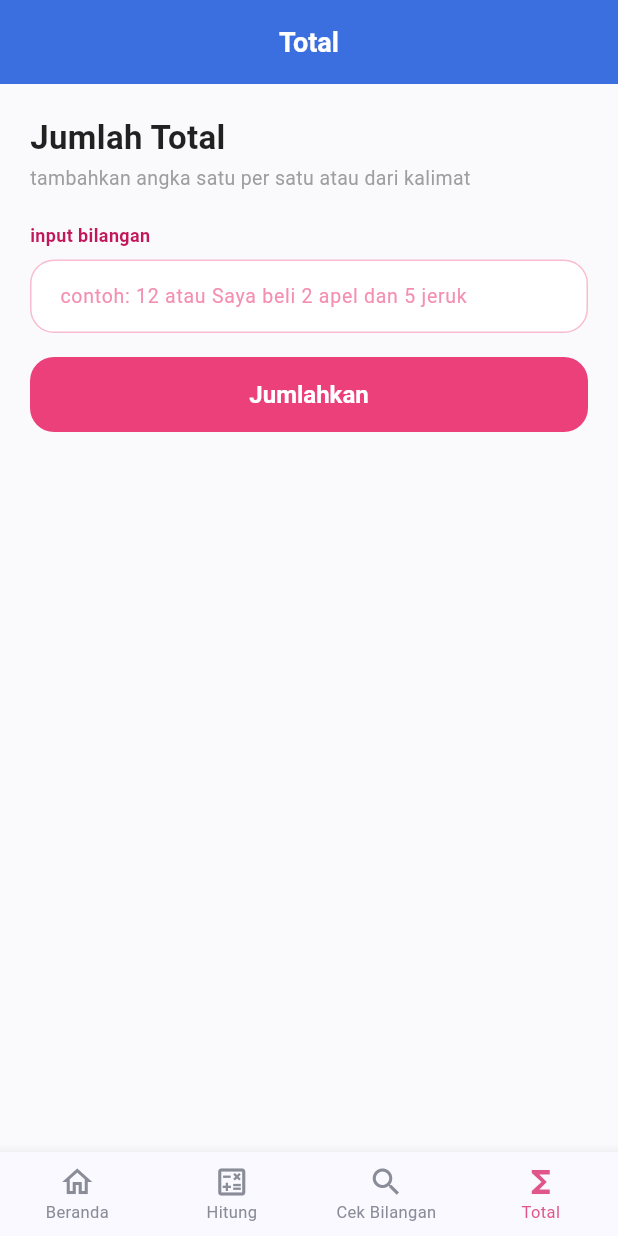
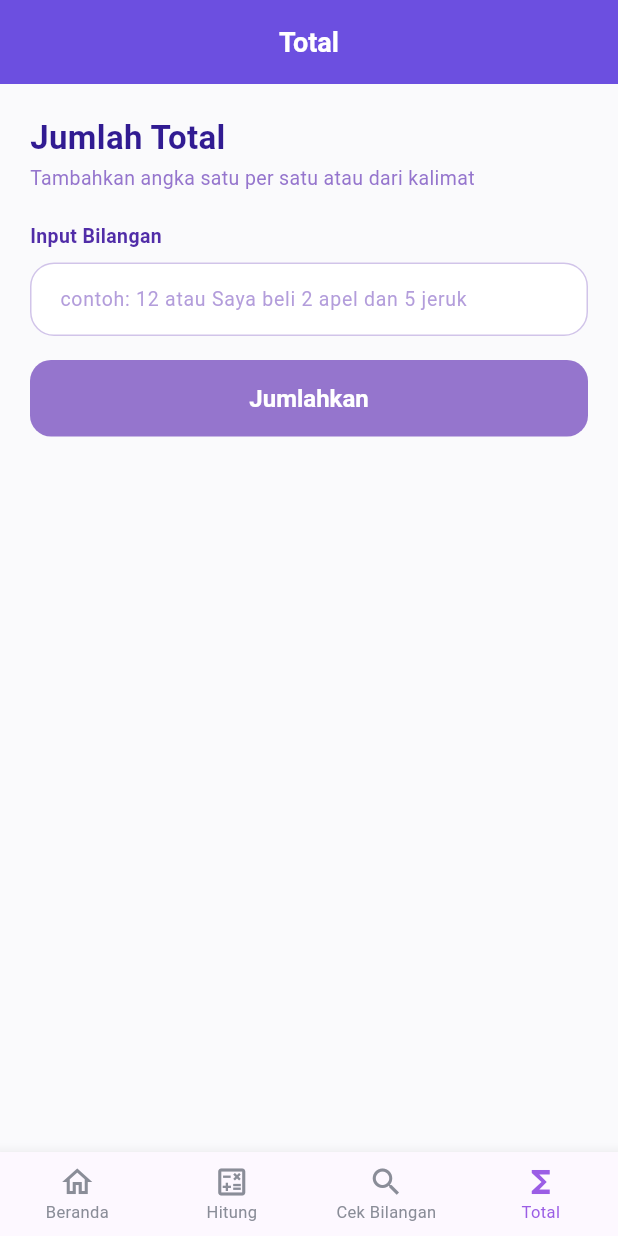
Before and after one commit to karinarinv/TUGAS-MOBILE, a Flutter app: the MainNav screen opened directly, item 4 of the bottom bar chosen, on a phone screen of 412 x 824 dp. Run offline on Flutter 3.47's test engine with Material 3 defaults, Android fonts, the phone set to English and light mode, and no system bars.

Commit message:
update : style

```diff
--- a/lib/main.dart
+++ b/lib/main.dart
@@ -11,10 +11,10 @@ void main() {
 
 // Warna utama aplikasi, dipakai bersama di semua halaman
 class AppColors {
-  static const Color blue = Color(0xFF3B6FE0);
-  static const Color blueLight = Color(0xFFEAF1FF);
-  static const Color pink = Color(0xFFE0568A);
-  static const Color pinkLight = Color(0xFFFCE8F0);
+  static const Color blue = Color(0xFF6C4FE0);       // ungu utama
+  static const Color blueLight = Color(0xFFF0EAFF);  // ungu muda (background/soft)
+  static const Color pink = Color(0xFF9B5DE5);        // ungu aksen (lebih terang)
+  static const Color pinkLight = Color(0xFFF3E8FC);   // ungu aksen muda
   static const Color background = Color(0xFFFAFAFC);
   static const Color textPrimary = Color(0xFF262832);
   static const Color textSecondary = Color(0xFF8A8D98);
@@ -32,8 +32,8 @@ class MyApp extends StatelessWidget {
         useMaterial3: true,
         scaffoldBackgroundColor: AppColors.background,
         colorScheme: ColorScheme.fromSeed(
-          seedColor: const Color.fromARGB(255, 194, 212, 249),
-          primary: const Color.fromARGB(255, 165, 194, 255),
+          seedColor: const Color(0xFF6C4FE0),
+          primary: const Color(0xFF8B6FF0),
           secondary: AppColors.pink,
         ),
         appBarTheme: const AppBarTheme(
--- a/lib/screens/total_page.dart
+++ b/lib/screens/total_page.dart
@@ -1,3 +1,4 @@
+// total_page.dart
 import 'package:flutter/material.dart';
 
 class TotalPage extends StatefulWidget {
@@ -25,7 +26,6 @@ class _TotalPageState extends State<TotalPage> {
       return;
     }
 
-    // Mengambil semua digit angka (0-9) dari teks input
     RegExp regExp = RegExp(r'\d');
     Iterable<Match> matches = regExp.allMatches(input);
 
@@ -62,102 +62,93 @@ class _TotalPageState extends State<TotalPage> {
       child: Column(
         crossAxisAlignment: CrossAxisAlignment.start,
         children: [
-          // Header Judul
-          Row(
-            children: const [
           Text(
             'Jumlah Total',
             style: TextStyle(
               fontSize: 22,
               fontWeight: FontWeight.bold,
-                  color: Colors.black87,
+              color: Colors.deepPurple[900],
             ),
           ),
-              SizedBox(width: 6),
-
-            ],
-          ),
           const SizedBox(height: 2),
-          const Text(
-            'tambahkan angka satu per satu atau dari kalimat',
-            style: TextStyle(color: Colors.grey, fontSize: 13),
+          Text(
+            'Tambahkan angka satu per satu atau dari kalimat',
+            style: TextStyle(fontSize: 13, color: Colors.deepPurple[300]),
           ),
           const SizedBox(height: 20),
 
-          // Label Input
-          const Text(
-            'input bilangan',
+          Text(
+            'Input Bilangan',
             style: TextStyle(
-              fontWeight: FontWeight.bold,
-              fontSize: 12,
-              color: Color(0xFFC2185B),
+              fontWeight: FontWeight.w600,
+              fontSize: 13,
+              color: Colors.deepPurple[700],
             ),
           ),
           const SizedBox(height: 8),
 
-          // TextField Input
           TextField(
             controller: _controller,
             keyboardType: TextInputType.text,
             style: const TextStyle(fontSize: 14),
             decoration: InputDecoration(
               hintText: 'contoh: 12 atau Saya beli 2 apel dan 5 jeruk',
-              hintStyle: TextStyle(color: Colors.pink.shade200, fontSize: 13),
+              hintStyle: TextStyle(
+                fontSize: 13,
+                color: Colors.deepPurple.shade200,
+              ),
               filled: true,
               fillColor: Colors.white,
               contentPadding: const EdgeInsets.symmetric(horizontal: 16, vertical: 14),
               border: OutlineInputBorder(
                 borderRadius: BorderRadius.circular(16),
-                borderSide: BorderSide(color: Colors.pink.shade100),
+                borderSide: BorderSide(color: Colors.deepPurple.shade100),
               ),
               enabledBorder: OutlineInputBorder(
                 borderRadius: BorderRadius.circular(16),
-                borderSide: BorderSide(color: Colors.pink.shade100),
+                borderSide: BorderSide(color: Colors.deepPurple.shade100),
               ),
               focusedBorder: OutlineInputBorder(
                 borderRadius: BorderRadius.circular(16),
-                borderSide: const BorderSide(color: Color(0xFFE91E63), width: 1.5),
+                borderSide: BorderSide(color: Colors.deepPurple[300]!, width: 1.5),
               ),
               errorText: _errorText,
             ),
           ),
           const SizedBox(height: 16),
 
-          // Tombol Jumlahkan
           SizedBox(
             width: double.infinity,
-            height: 50,
             child: ElevatedButton(
               onPressed: _hitungTotal,
               style: ElevatedButton.styleFrom(
-                backgroundColor: const Color(0xFFEC407A),
+                padding: const EdgeInsets.symmetric(vertical: 16),
+                backgroundColor: Colors.deepPurple[300],
                 foregroundColor: Colors.white,
                 elevation: 0,
                 shape: RoundedRectangleBorder(
-                  borderRadius: BorderRadius.circular(16),
+                  borderRadius: BorderRadius.circular(14),
                 ),
               ),
               child: const Text(
                 'Jumlahkan',
-                style: TextStyle(fontSize: 16, fontWeight: FontWeight.bold),
+                style: TextStyle(fontSize: 16, fontWeight: FontWeight.w600),
               ),
             ),
           ),
           const SizedBox(height: 24),
 
-          // Tampilan Hasil (Chip Angka & Card Total)
           if (_hasilTotal != null) ...[
-            const Text(
-              'angka yang sudah dimasukkan',
+            Text(
+              'Angka yang Sudah Dimasukkan',
               style: TextStyle(
                 fontSize: 12,
-                fontWeight: FontWeight.bold,
-                color: Colors.grey,
+                fontWeight: FontWeight.w600,
+                color: Colors.deepPurple[400],
               ),
             ),
             const SizedBox(height: 10),
 
-            // Daftar Chip Angka
             Wrap(
               spacing: 10,
               runSpacing: 10,
@@ -165,15 +156,15 @@ class _TotalPageState extends State<TotalPage> {
                 return Container(
                   padding: const EdgeInsets.symmetric(horizontal: 16, vertical: 10),
                   decoration: BoxDecoration(
-                    color: const Color(0xFFFCE4EC), // Soft pink
+                    color: Colors.deepPurple[50],
                     borderRadius: BorderRadius.circular(20),
                   ),
                   child: Text(
                     '$numVal',
-                    style: const TextStyle(
+                    style: TextStyle(
                       fontSize: 14,
                       fontWeight: FontWeight.bold,
-                      color: Color(0xFFC2185B),
+                      color: Colors.deepPurple[700],
                     ),
                   ),
                 );
@@ -181,16 +172,15 @@ class _TotalPageState extends State<TotalPage> {
             ),
             const SizedBox(height: 24),
 
-            // Card Result Gradient
             Container(
               width: double.infinity,
               padding: const EdgeInsets.symmetric(vertical: 28, horizontal: 20),
               decoration: BoxDecoration(
                 borderRadius: BorderRadius.circular(24),
-                gradient: const LinearGradient(
+                gradient: LinearGradient(
                   colors: [
-                    Color(0xFFFFF0F5),
-                    Color(0xFFF3E5F5),
+                    Colors.deepPurple[50]!,
+                    const Color(0xFFF3E5F5),
                   ],
                   begin: Alignment.topLeft,
                   end: Alignment.bottomRight,
@@ -198,31 +188,28 @@ class _TotalPageState extends State<TotalPage> {
               ),
               child: Column(
                 children: [
-                  const Text(
+                  Text(
                     'TOTAL KESELURUHAN',
                     style: TextStyle(
                       fontSize: 12,
-                      fontWeight: FontWeight.bold,
-                      color: Color(0xFFD81B60),
+                      fontWeight: FontWeight.w600,
+                      color: Colors.deepPurple[400],
                       letterSpacing: 0.8,
                     ),
                   ),
                   const SizedBox(height: 10),
                   Text(
                     '$_hasilTotal',
-                    style: const TextStyle(
+                    style: TextStyle(
                       fontSize: 44,
                       fontWeight: FontWeight.bold,
-                      color: Color(0xFF2C2C2C),
+                      color: Colors.deepPurple[900],
                     ),
                   ),
                   const SizedBox(height: 10),
                   Text(
                     'dari ${_extractedNumbers.length} angka yang dimasukkan',
-                    style: const TextStyle(
-                      fontSize: 12,
-                      color: Colors.grey,
-                    ),
+                    style: TextStyle(fontSize: 12, color: Colors.deepPurple[300]),
                   ),
                 ],
               ),
```
Also changed, not shown: lib/screens/cek_bilangan_page.dart (+49 -22 lines), lib/screens/login_page.dart (+6 -6 lines). Lines whose indentation alone changed are shown as unchanged.
